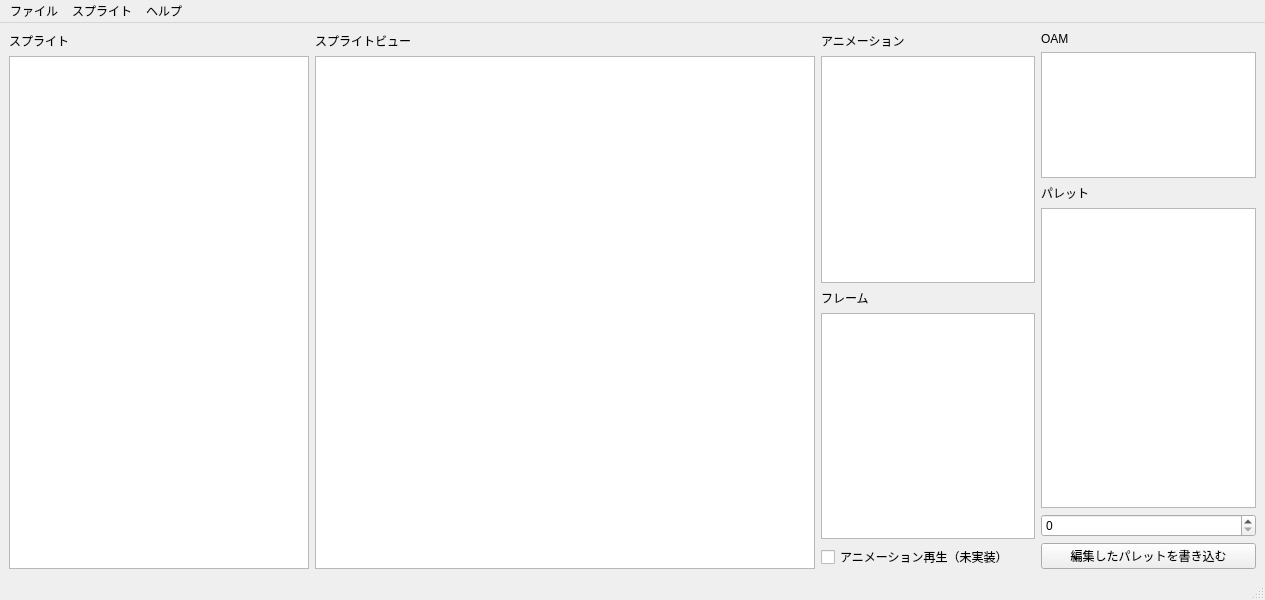
Before: the Qt Designer form EXESpriteReader.ui in idealexe/EXE6_Tools, drawn with Qt 5.
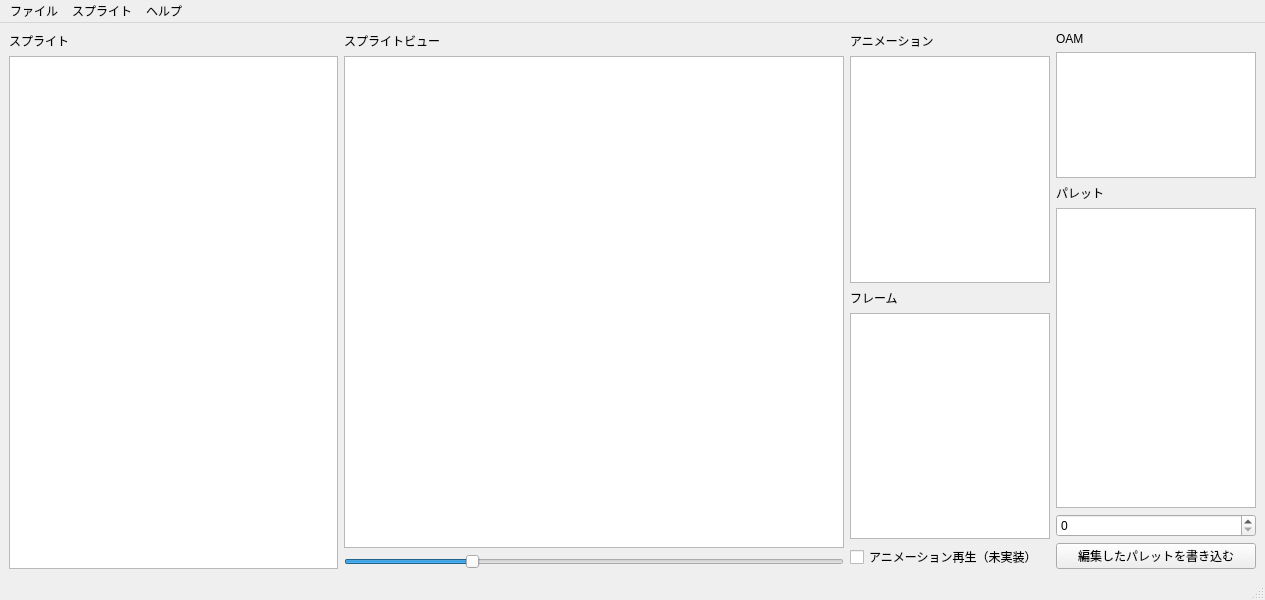
After: the same form once the commit is applied.

Commit message: ビューの拡大縮小に対応

What changed in the file:
```diff
--- a/EXESpriteReader.ui
+++ b/EXESpriteReader.ui
@@ -101,7 +101,29 @@
            <bool>false</bool>
           </property>
           <property name="resizeAnchor">
-           <enum>QGraphicsView::NoAnchor</enum>
+           <enum>QGraphicsView::AnchorViewCenter</enum>
+          </property>
+         </widget>
+        </item>
+        <item>
+         <widget class="QSlider" name="graphicsScaleSlider">
+          <property name="minimum">
+           <number>0</number>
+          </property>
+          <property name="maximum">
+           <number>40</number>
+          </property>
+          <property name="singleStep">
+           <number>5</number>
+          </property>
+          <property name="pageStep">
+           <number>5</number>
+          </property>
+          <property name="sliderPosition">
+           <number>10</number>
+          </property>
+          <property name="orientation">
+           <enum>Qt::Horizontal</enum>
           </property>
          </widget>
         </item>
@@ -124,6 +146,12 @@
             <height>0</height>
            </size>
           </property>
+          <property name="maximumSize">
+           <size>
+            <width>200</width>
+            <height>16777215</height>
+           </size>
+          </property>
           <property name="alternatingRowColors">
            <bool>true</bool>
           </property>
@@ -144,6 +172,12 @@
             <height>0</height>
            </size>
           </property>
+          <property name="maximumSize">
+           <size>
+            <width>200</width>
+            <height>16777215</height>
+           </size>
+          </property>
           <property name="alternatingRowColors">
            <bool>true</bool>
           </property>
@@ -175,6 +209,12 @@
             <verstretch>0</verstretch>
            </sizepolicy>
           </property>
+          <property name="maximumSize">
+           <size>
+            <width>200</width>
+            <height>16777215</height>
+           </size>
+          </property>
           <property name="alternatingRowColors">
            <bool>true</bool>
           </property>
@@ -203,7 +243,7 @@
           </property>
           <property name="maximumSize">
            <size>
-            <width>16777215</width>
+            <width>200</width>
             <height>300</height>
            </size>
           </property>
@@ -213,10 +253,23 @@
          </widget>
         </item>
         <item>
-         <widget class="QSpinBox" name="palSelect"/>
+         <widget class="QSpinBox" name="palSelect">
+          <property name="maximumSize">
+           <size>
+            <width>200</width>
+            <height>16777215</height>
+           </size>
+          </property>
+         </widget>
         </item>
         <item>
          <widget class="QPushButton" name="palSaveButton">
+          <property name="maximumSize">
+           <size>
+            <width>200</width>
+            <height>16777215</height>
+           </size>
+          </property>
           <property name="text">
            <string>編集したパレットを書き込む</string>
           </property>
```
Left out of the diff: 31 changed lines with no effect on the pictures. The commit also changes 2 other files.
